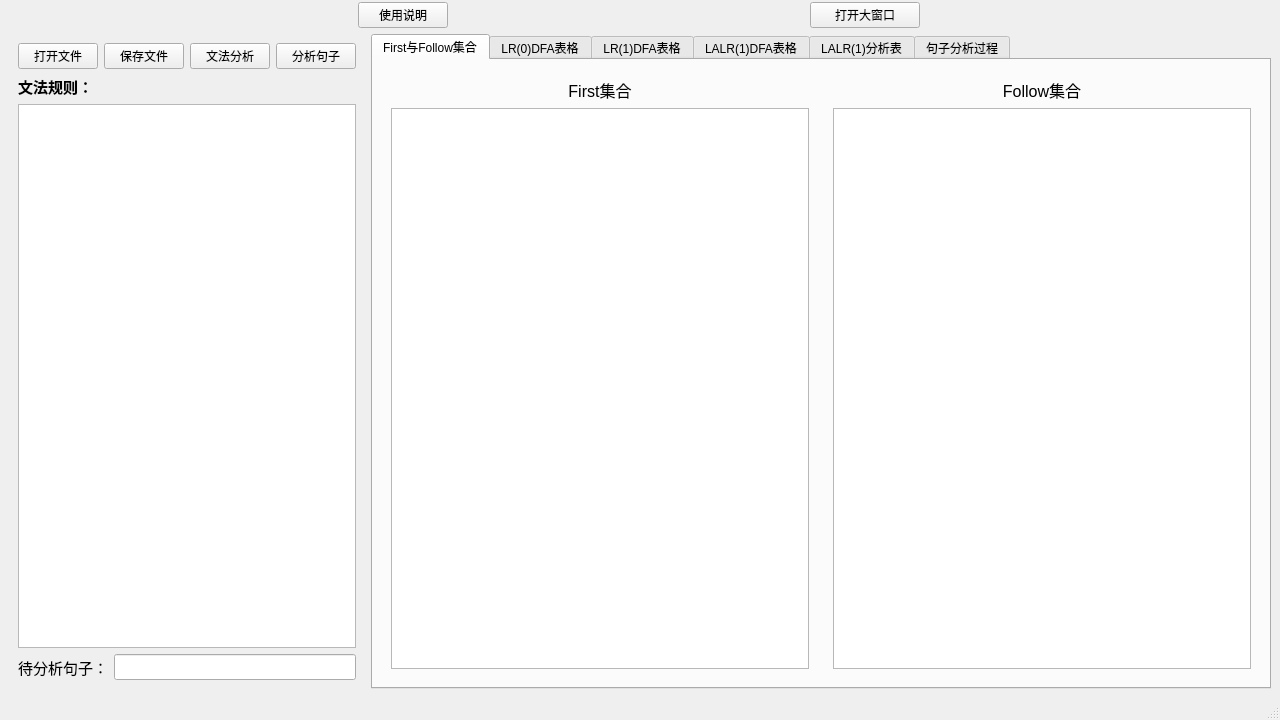
Before: the Qt Designer form src/mainwindow.ui in camdies/LALR, drawn with Qt 5.
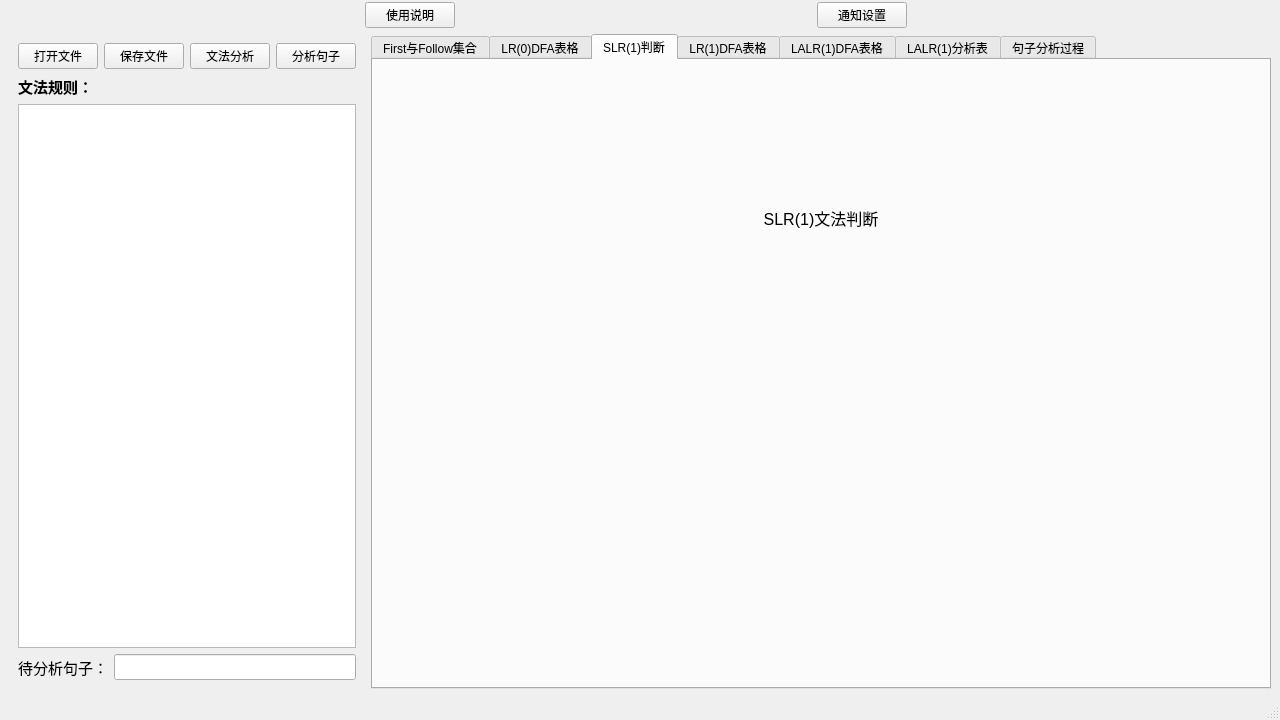
After: the same form once the commit is applied. The open tabs and pages were chosen to show the change.

What changed in the file:
```diff
--- a/src/mainwindow.ui
+++ b/src/mainwindow.ui
@@ -34,25 +34,25 @@
 							</widget>
 						</item>
 						<item>
-							<spacer name="topSpacer">
-								<property name="orientation">
-									<enum>Qt::Horizontal</enum>
-								</property>
-							</spacer>
-						</item>
-						<item>
-							<widget class="QPushButton" name="detailButton">
+							<widget class="QPushButton" name="settingsButton">
 								<property name="text">
-									<string>打开大窗口</string>
+									<string>通知设置</string>
 								</property>
 								<property name="maximumSize">
 									<size>
-										<width>110</width>
+										<width>90</width>
 										<height>28</height>
 									</size>
 								</property>
 							</widget>
 						</item>
+						<item>
+							<spacer name="topSpacer">
+								<property name="orientation">
+									<enum>Qt::Horizontal</enum>
+								</property>
+							</spacer>
+						</item>
 					</layout>
 				</item>
 				<item>
@@ -237,7 +237,32 @@
 											</widget>
 										</item>
 										<item>
-											<widget class="QLabel" name="slr1ResultLabel">
+											<widget class="QTableWidget" name="lr0TableWidget"/>
+										</item>
+									</layout>
+								</widget>
+								<widget class="QWidget" name="tab_slr1">
+									<attribute name="title">
+										<string>SLR(1)判断</string>
+									</attribute>
+									<layout class="QVBoxLayout" name="vl_slr1">
+										<item>
+											<widget class="QLabel" name="slr1TabLabel">
+												<property name="font">
+													<font>
+														<pointsize>12</pointsize>
+													</font>
+												</property>
+												<property name="text">
+													<string>SLR(1)文法判断</string>
+												</property>
+												<property name="alignment">
+													<set>Qt::AlignCenter</set>
+												</property>
+											</widget>
+										</item>
+										<item>
+											<widget class="QLabel" name="slr1DetailLabel">
 												<property name="font">
 													<font>
 														<pointsize>11</pointsize>
@@ -249,10 +274,17 @@
 												<property name="wordWrap">
 													<bool>true</bool>
 												</property>
+												<property name="textFormat">
+													<enum>Qt::RichText</enum>
+												</property>
 											</widget>
 										</item>
 										<item>
-											<widget class="QTableWidget" name="lr0TableWidget"/>
+											<spacer name="slr1Spacer">
+												<property name="orientation">
+													<enum>Qt::Vertical</enum>
+												</property>
+											</spacer>
 										</item>
 									</layout>
 								</widget>
```
